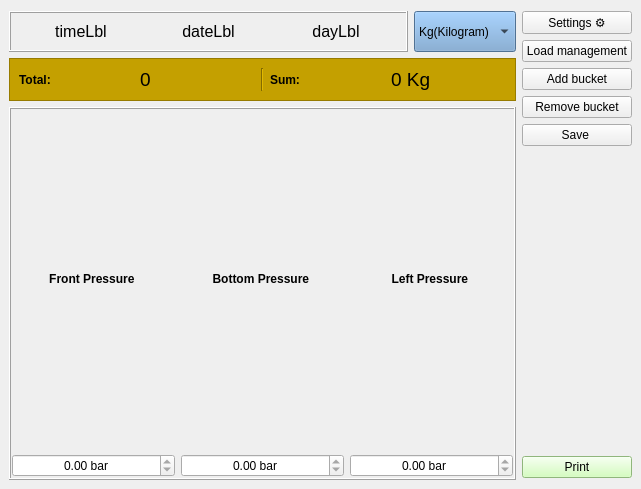
Above: BHMI.ui from SC-One/BHMI before the change. Below: the same form after it.
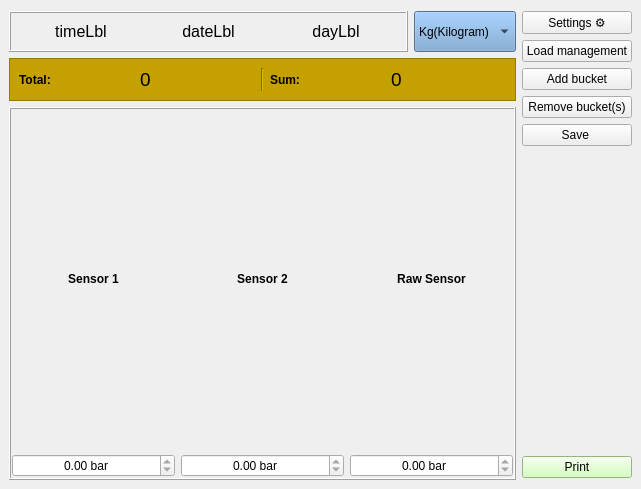
That is the form after the change.

Patch:
```diff
--- a/BHMI.ui
+++ b/BHMI.ui
@@ -202,7 +202,7 @@
                 </font>
                </property>
                <property name="text">
-                <string>0 Kg</string>
+                <string>0</string>
                </property>
               </widget>
              </item>
@@ -257,7 +257,7 @@
                   </font>
                  </property>
                  <property name="text">
-                  <string>Front Pressure </string>
+                  <string>Sensor 1</string>
                  </property>
                  <property name="alignment">
                   <set>Qt::AlignCenter</set>
@@ -290,7 +290,7 @@
                   </font>
                  </property>
                  <property name="text">
-                  <string>Bottom Pressure </string>
+                  <string>Sensor 2</string>
                  </property>
                  <property name="alignment">
                   <set>Qt::AlignCenter</set>
@@ -323,7 +323,7 @@
                   </font>
                  </property>
                  <property name="text">
-                  <string>Left Pressure </string>
+                  <string>Raw Sensor</string>
                  </property>
                  <property name="alignment">
                   <set>Qt::AlignCenter</set>
@@ -384,7 +384,7 @@
         <item>
          <widget class="QPushButton" name="rmvBtn">
           <property name="text">
-           <string>Remove bucket</string>
+           <string>Remove bucket(s)</string>
           </property>
          </widget>
         </item>
```
Left out of the diff: 19 changed lines with no effect on the pictures.
